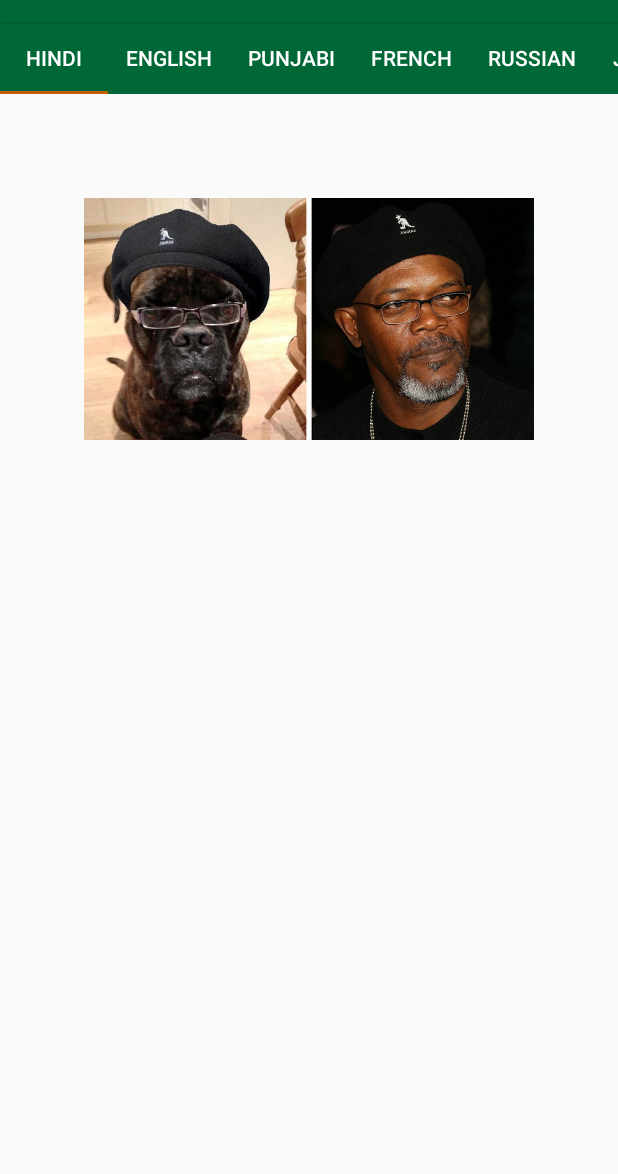
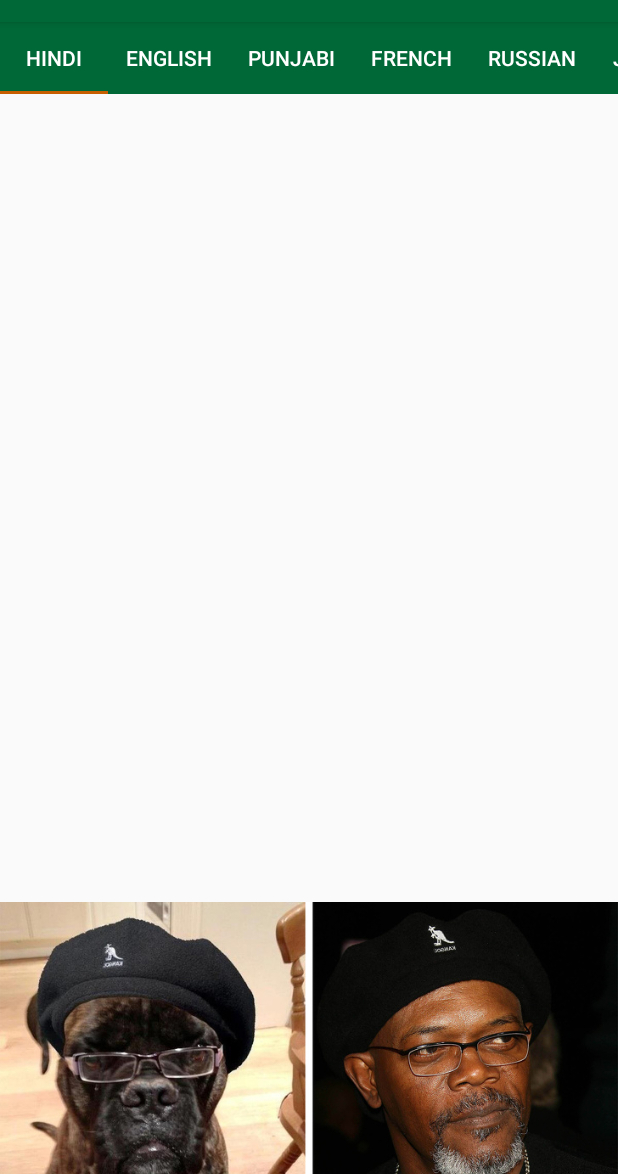
Before and after one commit to prajwalpkn/tabs, an Android app: the screen it shows after launch (MainActivity), on a phone screen of 412 x 824 dp, the part 62-1236 px from its top. Run offline under Robolectric (Android 15) with nearby library versions, the phone set to English and light mode, and no system bars.

Commit message:
new imagw

```diff
--- a/app/src/main/java/com/raywenderlich/android/animaldoppelganger/DoppelgangerFragment.kt
+++ b/app/src/main/java/com/raywenderlich/android/animaldoppelganger/DoppelgangerFragment.kt
@@ -74,7 +74,7 @@ class DoppelgangerFragment : Fragment() {
     doppelgangerNameTv.text = doppelgangerNamesArray[position]
   }
 
-  /**
+  /**com
    * Gets the file from assets, converts it into a bitmap and sets it on the ImageView
    * @param context a Context instance
    * @param filePath relative path of the file
--- a/app/src/main/res/layout/fragment_doppelganger.xml
+++ b/app/src/main/res/layout/fragment_doppelganger.xml
@@ -19,8 +19,8 @@
 
   <ImageView
     android:id="@+id/doppelgangerIv"
-    android:layout_width="300dp"
-    android:layout_height="300dp"
+    android:layout_width="match_parent"
+    android:layout_height="1300dp"
     android:layout_centerInParent="true"/>
 
 </RelativeLayout>
```
